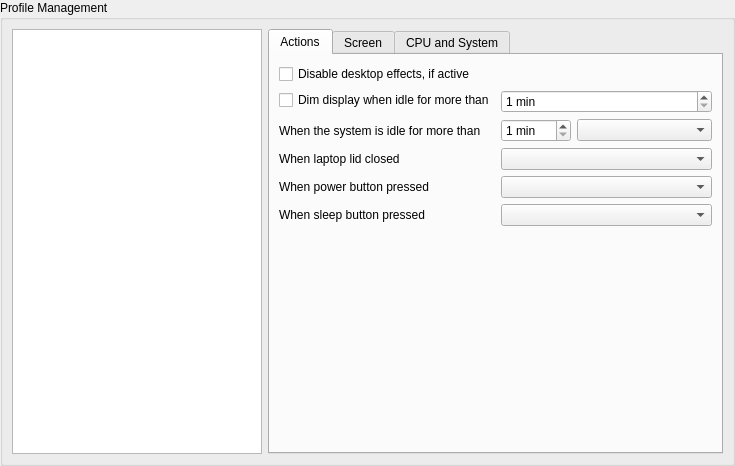
KDE/powerdevil, file kcmodule/profileEditPage.ui: the form before one commit.
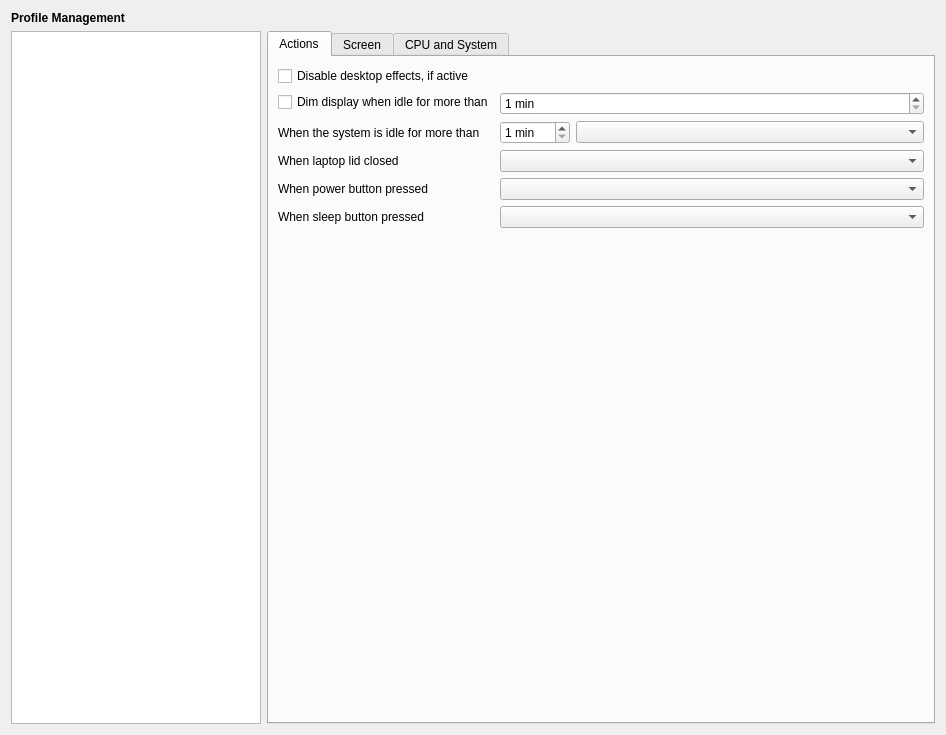
The form after the commit. Custom widgets are drawn as their Qt base class.

Commit message: GUI: less clutter: removed an useless QGroupBox

What changed in the file:
```diff
--- a/kcmodule/profileEditPage.ui
+++ b/kcmodule/profileEditPage.ui
@@ -6,23 +6,24 @@
    <rect>
     <x>0</x>
     <y>0</y>
-    <width>735</width>
-    <height>466</height>
+    <width>946</width>
+    <height>735</height>
    </rect>
   </property>
   <layout class="QVBoxLayout" name="verticalLayout">
-   <property name="spacing">
-    <number>0</number>
-   </property>
-   <property name="margin">
-    <number>0</number>
-   </property>
    <item>
-    <widget class="QGroupBox" name="groupBox_6">
-     <property name="title">
+    <widget class="QLabel" name="label_3">
+     <property name="font">
+      <font>
+       <weight>75</weight>
+       <bold>true</bold>
+      </font>
+     </property>
+     <property name="text">
       <string>Profile Management</string>
      </property>
-     <layout class="QVBoxLayout" name="verticalLayout_4">
+    </widget>
+   </item>
       <item>
        <layout class="QHBoxLayout" name="horizontalLayout_6">
         <item>
@@ -593,9 +594,6 @@
          </layout>
         </item>
        </layout>
-      </item>
-     </layout>
-    </widget>
    </item>
   </layout>
   <action name="actionNewProfile">
```
Lines whose indentation alone changed are shown as unchanged.
